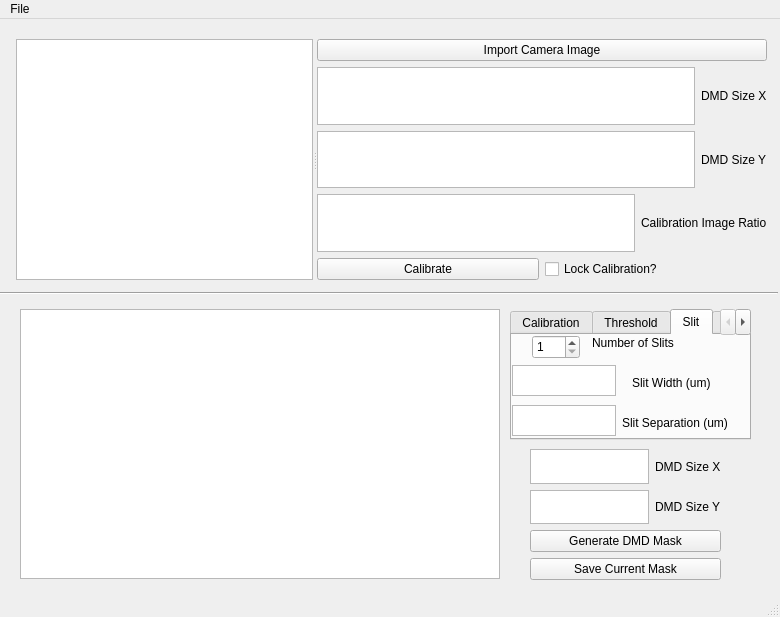
This is appMainWindow.ui in JoeWolf92/DMD-PyCalibration as Qt 5 draws it before an edit. The edited form follows.
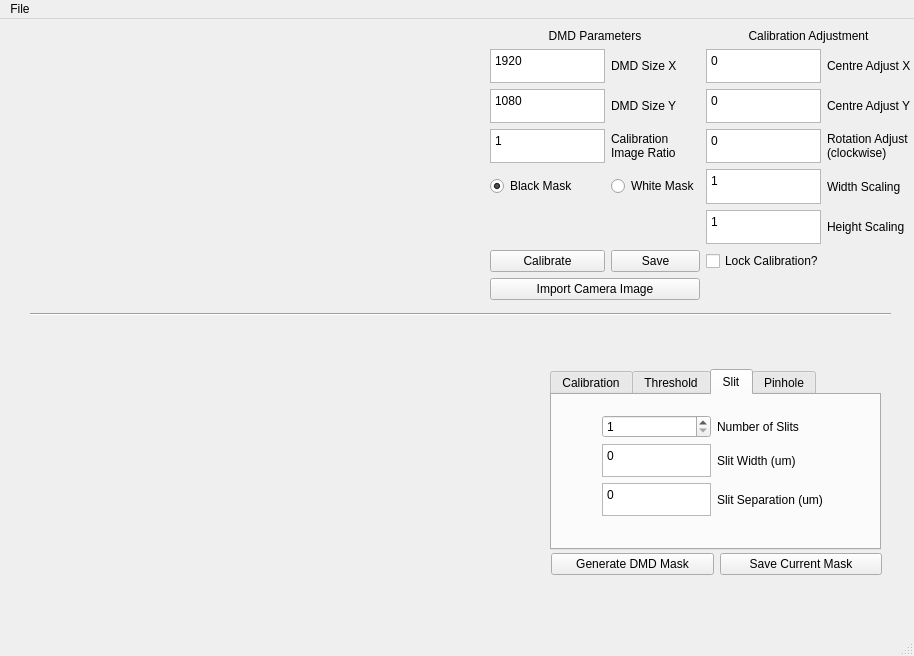
This is the edited form. The open tabs and pages were chosen to show the change. Icons and pictures are not drawn.

Commit message: Calibration sec complete. "White" issue ongoing.

Patch:
```diff
--- a/appMainWindow.ui
+++ b/appMainWindow.ui
@@ -6,8 +6,8 @@
    <rect>
     <x>0</x>
     <y>0</y>
-    <width>780</width>
-    <height>617</height>
+    <width>914</width>
+    <height>656</height>
    </rect>
   </property>
   <property name="sizePolicy">
@@ -23,23 +23,13 @@
    <number>2</number>
   </property>
   <widget class="QWidget" name="centralwidget">
-   <widget class="QGraphicsView" name="view_DMDMaskImage">
-    <property name="geometry">
-     <rect>
-      <x>20</x>
-      <y>290</y>
-      <width>480</width>
-      <height>270</height>
-     </rect>
-    </property>
-   </widget>
    <widget class="QTabWidget" name="tab_MaskFunctionality">
     <property name="geometry">
      <rect>
-      <x>510</x>
-      <y>290</y>
-      <width>241</width>
-      <height>131</height>
+      <x>550</x>
+      <y>350</y>
+      <width>331</width>
+      <height>181</height>
      </rect>
     </property>
     <property name="currentIndex">
@@ -105,80 +95,68 @@
      <attribute name="title">
       <string>Slit</string>
      </attribute>
-     <widget class="QSpinBox" name="spinBox_NumberOfSlits">
+     <widget class="QWidget" name="gridLayoutWidget_5">
       <property name="geometry">
        <rect>
-        <x>20</x>
-        <y>0</y>
-        <width>48</width>
-        <height>24</height>
+        <x>50</x>
+        <y>20</y>
+        <width>221</width>
+        <height>101</height>
        </rect>
       </property>
-      <property name="minimum">
-       <number>1</number>
-      </property>
-      <property name="maximum">
-       <number>4</number>
-      </property>
-     </widget>
-     <widget class="QLabel" name="label_NumberOfSlits">
-      <property name="geometry">
-       <rect>
-        <x>80</x>
-        <y>0</y>
-        <width>101</width>
-        <height>16</height>
-       </rect>
-      </property>
-      <property name="text">
-       <string>Number of Slits</string>
-      </property>
-     </widget>
-     <widget class="QPlainTextEdit" name="txt_SlitWidth">
-      <property name="geometry">
-       <rect>
-        <x>0</x>
-        <y>30</y>
-        <width>104</width>
-        <height>31</height>
-       </rect>
-      </property>
-     </widget>
-     <widget class="QPlainTextEdit" name="txt_SlitSeparation">
-      <property name="geometry">
-       <rect>
-        <x>0</x>
-        <y>70</y>
-        <width>104</width>
-        <height>31</height>
-       </rect>
-      </property>
-     </widget>
-     <widget class="QLabel" name="label_SlitWidth">
-      <property name="geometry">
-       <rect>
-        <x>120</x>
-        <y>40</y>
-        <width>91</width>
-        <height>16</height>
-       </rect>
-      </property>
-      <property name="text">
-       <string>Slit Width (um)</string>
-      </property>
-     </widget>
-     <widget class="QLabel" name="label_SlitSeparation">
-      <property name="geometry">
-       <rect>
-        <x>110</x>
-        <y>80</y>
-        <width>121</width>
-        <height>16</height>
-       </rect>
-      </property>
-      <property name="text">
-       <string>Slit Separation (um)</string>
-      </property>
+      <layout class="QGridLayout" name="gridLayout_5">
+       <item row="1" column="0">
+        <widget class="QPlainTextEdit" name="txt_SlitWidth">
+         <property name="tabChangesFocus">
+          <bool>true</bool>
+         </property>
+         <property name="plainText">
+          <string>0</string>
+         </property>
+        </widget>
+       </item>
+       <item row="0" column="0">
+        <widget class="QSpinBox" name="spinBox_NumberOfSlits">
+         <property name="minimum">
+          <number>1</number>
+         </property>
+         <property name="maximum">
+          <number>4</number>
+         </property>
+        </widget>
+       </item>
+       <item row="2" column="0">
+        <widget class="QPlainTextEdit" name="txt_SlitSeparation">
+         <property name="tabChangesFocus">
+          <bool>true</bool>
+         </property>
+         <property name="plainText">
+          <string>0</string>
+         </property>
+        </widget>
+       </item>
+       <item row="2" column="1">
+        <widget class="QLabel" name="label_SlitSeparation">
+         <property name="text">
+          <string>Slit Separation (um)</string>
+         </property>
+        </widget>
+       </item>
+       <item row="1" column="1">
+        <widget class="QLabel" name="label_SlitWidth">
+         <property name="text">
+          <string>Slit Width (um)</string>
+         </property>
+        </widget>
+       </item>
+       <item row="0" column="1">
+        <widget class="QLabel" name="label_NumberOfSlits">
+         <property name="text">
+          <string>Number of Slits</string>
+         </property>
+        </widget>
+       </item>
+      </layout>
      </widget>
     </widget>
     <widget class="QWidget" name="tab_Pinhole">
@@ -262,168 +240,342 @@
      </widget>
     </widget>
    </widget>
-   <widget class="QWidget" name="">
+   <widget class="Line" name="line">
     <property name="geometry">
      <rect>
-      <x>530</x>
-      <y>430</y>
-      <width>191</width>
-      <height>131</height>
+      <x>30</x>
+      <y>280</y>
+      <width>861</width>
+      <height>31</height>
      </rect>
     </property>
-    <layout class="QVBoxLayout" name="verticalLayout_2">
-     <item>
-      <layout class="QHBoxLayout" name="horizontalLayout_6">
-       <item>
-        <widget class="QPlainTextEdit" name="txt_DMDSizeXMaskGen"/>
-       </item>
-       <item>
-        <widget class="QLabel" name="label_DMDSizeXMaskGen">
-         <property name="text">
-          <string>DMD Size X</string>
-         </property>
-        </widget>
-       </item>
-      </layout>
+    <property name="orientation">
+     <enum>Qt::Horizontal</enum>
+    </property>
+   </widget>
+   <widget class="QLabel" name="view_CameraImage">
+    <property name="geometry">
+     <rect>
+      <x>10</x>
+      <y>10</y>
+      <width>480</width>
+      <height>270</height>
+     </rect>
+    </property>
+    <property name="sizePolicy">
+     <sizepolicy hsizetype="Expanding" vsizetype="Expanding">
+      <horstretch>0</horstretch>
+      <verstretch>0</verstretch>
+     </sizepolicy>
+    </property>
+    <property name="text">
+     <string/>
+    </property>
+    <property name="pixmap">
+     <pixmap resource="TestImages/PixmapTest.qrc">:/newPrefix/Vialux_DMD.png</pixmap>
+    </property>
+    <property name="scaledContents">
+     <bool>true</bool>
+    </property>
+   </widget>
+   <widget class="QWidget" name="gridLayoutWidget">
+    <property name="geometry">
+     <rect>
+      <x>490</x>
+      <y>10</y>
+      <width>421</width>
+      <height>271</height>
+     </rect>
+    </property>
+    <layout class="QGridLayout" name="gridLayout">
+     <property name="spacing">
+      <number>-1</number>
+     </property>
+     <item row="7" column="0">
+      <widget class="QPushButton" name="btn_Calibrate">
+       <property name="text">
+        <string>Calibrate</string>
+       </property>
+      </widget>
      </item>
-     <item>
-      <layout class="QHBoxLayout" name="horizontalLayout_7">
-       <item>
-        <widget class="QPlainTextEdit" name="txt_DMDSizeYMaskGen"/>
-       </item>
-       <item>
-        <widget class="QLabel" name="label_DMDSizeYMaskGen">
-         <property name="text">
-          <string>DMD Size Y</string>
-         </property>
-        </widget>
-       </item>
-      </layout>
+     <item row="1" column="2" colspan="2">
+      <widget class="QLabel" name="label_2">
+       <property name="text">
+        <string>Calibration Adjustment</string>
+       </property>
+       <property name="alignment">
+        <set>Qt::AlignCenter</set>
+       </property>
+      </widget>
      </item>
-     <item>
-      <widget class="QPushButton" name="btn_DMDMaskGen">
+     <item row="5" column="0">
+      <widget class="QRadioButton" name="radioButton_BlackMask">
        <property name="text">
-        <string>Generate DMD Mask</string>
+        <string>Black Mask</string>
        </property>
+       <property name="checked">
+        <bool>true</bool>
+       </property>
+       <property name="autoExclusive">
+        <bool>true</bool>
+       </property>
       </widget>
      </item>
-     <item>
+     <item row="5" column="1">
+      <widget class="QRadioButton" name="radioButton_WhiteMask">
+       <property name="text">
+        <string>White Mask</string>
+       </property>
+       <property name="autoExclusive">
+        <bool>true</bool>
+       </property>
+      </widget>
+     </item>
+     <item row="4" column="0">
+      <widget class="QPlainTextEdit" name="txt_DMDCalibrationImageRatio">
+       <property name="tabChangesFocus">
+        <bool>true</bool>
+       </property>
+       <property name="plainText">
+        <string>1</string>
+       </property>
+       <property name="placeholderText">
+        <string/>
+       </property>
+      </widget>
+     </item>
+     <item row="4" column="2">
+      <widget class="QPlainTextEdit" name="txt_RotationAdjust">
+       <property name="tabChangesFocus">
+        <bool>true</bool>
+       </property>
+       <property name="plainText">
+        <string>0</string>
+       </property>
+      </widget>
+     </item>
+     <item row="2" column="3">
+      <widget class="QLabel" name="label_CentreAdjustX">
+       <property name="text">
+        <string>Centre Adjust X</string>
+       </property>
+      </widget>
+     </item>
+     <item row="6" column="2">
+      <widget class="QPlainTextEdit" name="txt_HeightAdjust">
+       <property name="tabChangesFocus">
+        <bool>true</bool>
+       </property>
+       <property name="plainText">
+        <string>1</string>
+       </property>
+      </widget>
+     </item>
+     <item row="2" column="1">
+      <widget class="QLabel" name="label_DMDSizeX">
+       <property name="text">
+        <string>DMD Size X</string>
+       </property>
+      </widget>
+     </item>
+     <item row="5" column="3">
+      <widget class="QLabel" name="label_WidthAdjust">
+       <property name="text">
+        <string>Width Scaling</string>
+       </property>
+      </widget>
+     </item>
+     <item row="3" column="0">
+      <widget class="QPlainTextEdit" name="txt_DMDSizeY">
+       <property name="tabChangesFocus">
+        <bool>true</bool>
+       </property>
+       <property name="plainText">
+        <string>1080</string>
+       </property>
+       <property name="placeholderText">
+        <string/>
+       </property>
+      </widget>
+     </item>
+     <item row="1" column="0" colspan="2">
+      <widget class="QLabel" name="label_DMDParameters">
+       <property name="text">
+        <string>DMD Parameters</string>
+       </property>
+       <property name="alignment">
+        <set>Qt::AlignCenter</set>
+       </property>
+      </widget>
+     </item>
+     <item row="2" column="0">
+      <widget class="QPlainTextEdit" name="txt_DMDSizeX">
+       <property name="sizeAdjustPolicy">
+        <enum>QAbstractScrollArea::AdjustIgnored</enum>
+       </property>
+       <property name="tabChangesFocus">
+        <bool>true</bool>
+       </property>
+       <property name="plainText">
+        <string>1920</string>
+       </property>
+       <property name="placeholderText">
+        <string/>
+       </property>
+      </widget>
+     </item>
+     <item row="5" column="2">
+      <widget class="QPlainTextEdit" name="txt_WidthAdjust">
+       <property name="tabChangesFocus">
+        <bool>true</bool>
+       </property>
+       <property name="plainText">
+        <string>1</string>
+       </property>
+      </widget>
+     </item>
+     <item row="3" column="3">
+      <widget class="QLabel" name="label_CentreAdjustY">
+       <property name="text">
+        <string>Centre Adjust Y</string>
+       </property>
+      </widget>
+     </item>
+     <item row="4" column="3">
+      <widget class="QLabel" name="label_RotationAdjust">
+       <property name="text">
+        <string>Rotation Adjust (clockwise)</string>
+       </property>
+       <property name="wordWrap">
+        <bool>true</bool>
+       </property>
+      </widget>
+     </item>
+     <item row="2" column="2">
+      <widget class="QPlainTextEdit" name="txt_CentreAdjustX">
+       <property name="tabChangesFocus">
+        <bool>true</bool>
+       </property>
+       <property name="plainText">
+        <string>0</string>
+       </property>
+      </widget>
+     </item>
+     <item row="6" column="3">
+      <widget class="QLabel" name="label_HeightAdjust">
+       <property name="text">
+        <string>Height Scaling</string>
+       </property>
+      </widget>
+     </item>
+     <item row="4" column="1">
+      <widget class="QLabel" name="label_DMDCalibrationImageRatio">
+       <property name="text">
+        <string>Calibration Image Ratio</string>
+       </property>
+       <property name="wordWrap">
+        <bool>true</bool>
+       </property>
+      </widget>
+     </item>
+     <item row="3" column="2">
+      <widget class="QPlainTextEdit" name="txt_CentreAdjustY">
+       <property name="tabChangesFocus">
+        <bool>true</bool>
+       </property>
+       <property name="plainText">
+        <string>0</string>
+       </property>
+      </widget>
+     </item>
+     <item row="3" column="1">
+      <widget class="QLabel" name="label_DMDSizeY">
+       <property name="text">
+        <string>DMD Size Y</string>
+       </property>
+      </widget>
+     </item>
+     <item row="8" column="0" colspan="2">
+      <widget class="QPushButton" name="btn_CamImageImport">
+       <property name="text">
+        <string>Import Camera Image</string>
+       </property>
+      </widget>
+     </item>
+     <item row="7" column="1">
+      <widget class="QPushButton" name="btn_SaveCalibration">
+       <property name="text">
+        <string>Save</string>
+       </property>
+      </widget>
+     </item>
+     <item row="7" column="2" colspan="2">
+      <widget class="QCheckBox" name="cbox_LockCalibration">
+       <property name="text">
+        <string>Lock Calibration?</string>
+       </property>
+      </widget>
+     </item>
+    </layout>
+   </widget>
+   <widget class="QLabel" name="view_DMDMaskImage">
+    <property name="geometry">
+     <rect>
+      <x>40</x>
+      <y>320</y>
+      <width>480</width>
+      <height>270</height>
+     </rect>
+    </property>
+    <property name="sizePolicy">
+     <sizepolicy hsizetype="Expanding" vsizetype="Expanding">
+      <horstretch>0</horstretch>
+      <verstretch>0</verstretch>
+     </sizepolicy>
+    </property>
+    <property name="text">
+     <string/>
+    </property>
+    <property name="pixmap">
+     <pixmap resource="TestImages/PixmapTest.qrc">:/newPrefix2/UoL_logo.jpeg</pixmap>
+    </property>
+    <property name="scaledContents">
+     <bool>true</bool>
+    </property>
+   </widget>
+   <widget class="QWidget" name="gridLayoutWidget_2">
+    <property name="geometry">
+     <rect>
+      <x>551</x>
+      <y>530</y>
+      <width>331</width>
+      <height>31</height>
+     </rect>
+    </property>
+    <layout class="QGridLayout" name="gridLayout_2">
+     <item row="0" column="2" colspan="2">
       <widget class="QPushButton" name="btn_DMDMaskSave">
        <property name="text">
         <string>Save Current Mask</string>
        </property>
       </widget>
      </item>
+     <item row="0" column="0" colspan="2">
+      <widget class="QPushButton" name="btn_DMDMaskGen">
+       <property name="text">
+        <string>Generate DMD Mask</string>
+       </property>
+      </widget>
+     </item>
     </layout>
    </widget>
-   <widget class="Line" name="line">
-    <property name="geometry">
-     <rect>
-      <x>-3</x>
-      <y>259</y>
-      <width>781</width>
-      <height>31</height>
-     </rect>
-    </property>
-    <property name="orientation">
-     <enum>Qt::Horizontal</enum>
-    </property>
-   </widget>
-   <widget class="QSplitter" name="splitter">
-    <property name="geometry">
-     <rect>
-      <x>16</x>
-      <y>20</y>
-      <width>751</width>
-      <height>241</height>
-     </rect>
-    </property>
-    <property name="orientation">
-     <enum>Qt::Horizontal</enum>
-    </property>
-    <widget class="QGraphicsView" name="view_CameraImage"/>
-    <widget class="QWidget" name="layoutWidget">
-     <layout class="QVBoxLayout" name="verticalLayout">
-      <property name="spacing">
-       <number>-1</number>
-      </property>
-      <item>
-       <widget class="QPushButton" name="btn_CamImageImport">
-        <property name="text">
-         <string>Import Camera Image</string>
-        </property>
-       </widget>
-      </item>
-      <item>
-       <layout class="QHBoxLayout" name="horizontalLayout_2">
-        <item>
-         <widget class="QPlainTextEdit" name="txt_DMDSizeX"/>
-        </item>
-        <item>
-         <widget class="QLabel" name="label_DMDSizeX">
-          <property name="text">
-           <string>DMD Size X</string>
-          </property>
-         </widget>
-        </item>
-       </layout>
-      </item>
-      <item>
-       <layout class="QHBoxLayout" name="horizontalLayout">
-        <item>
-         <widget class="QPlainTextEdit" name="txt_DMDSizeY"/>
-        </item>
-        <item>
-         <widget class="QLabel" name="label_DMDSizeY">
-          <property name="text">
-           <string>DMD Size Y</string>
-          </property>
-         </widget>
-        </item>
-       </layout>
-      </item>
-      <item>
-       <layout class="QHBoxLayout" name="horizontalLayout_3">
-        <item>
-         <widget class="QPlainTextEdit" name="txt_DMDCalibrationImageRatio"/>
-        </item>
-        <item>
-         <widget class="QLabel" name="label_DMDCalibrationImageRatio">
-          <property name="text">
-           <string>Calibration Image Ratio</string>
-          </property>
-         </widget>
-        </item>
-       </layout>
-      </item>
-      <item>
-       <layout class="QHBoxLayout" name="horizontalLayout_4">
-        <item>
-         <widget class="QPushButton" name="btn_Calibrate">
-          <property name="text">
-           <string>Calibrate</string>
-          </property>
-         </widget>
-        </item>
-        <item>
-         <widget class="QCheckBox" name="cbox_CalibrateCheck">
-          <property name="text">
-           <string>Lock Calibration?</string>
-          </property>
-         </widget>
-        </item>
-       </layout>
-      </item>
-     </layout>
-    </widget>
-   </widget>
   </widget>
   <widget class="QMenuBar" name="menubar">
    <property name="geometry">
     <rect>
      <x>0</x>
      <y>0</y>
-     <width>780</width>
+     <width>914</width>
      <height>22</height>
     </rect>
    </property>
```
Left out of the diff: 264 changed lines with no effect on the pictures. The commit also changes 14 other files.
